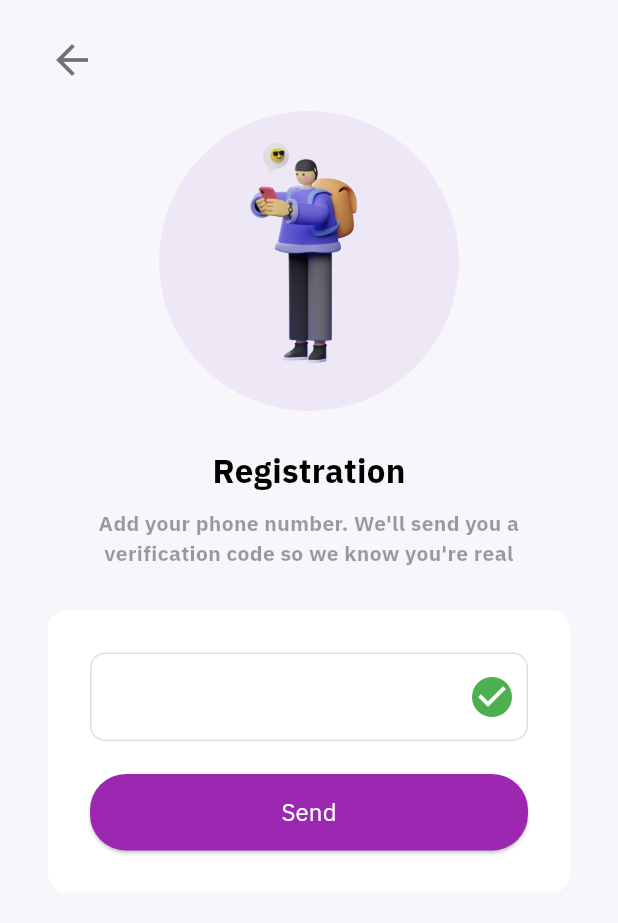
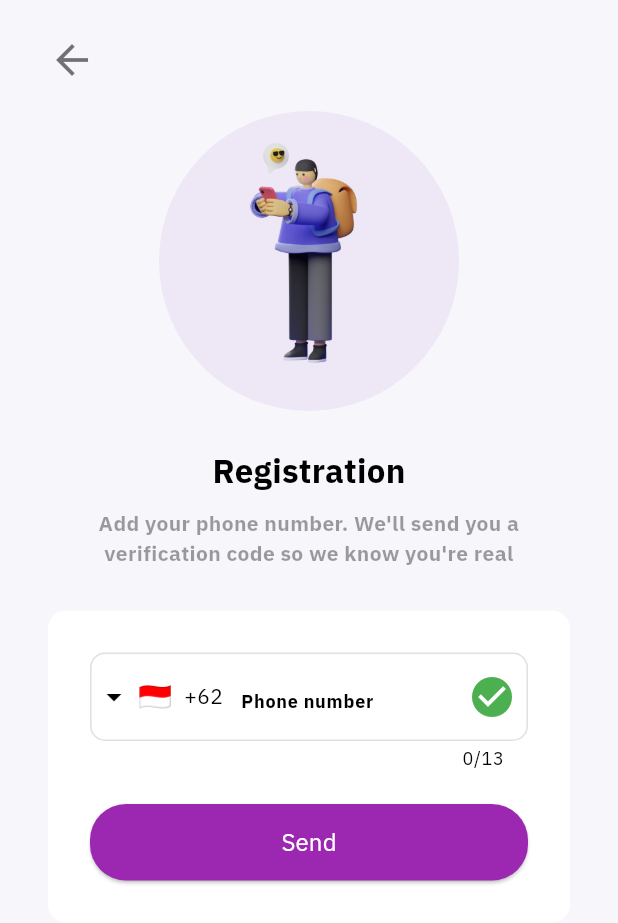
Before and after one commit to rebhyy/Youbloom-Assignement, a Flutter app: the screen it shows after launch, after a tap on "Create Account", on a phone screen of 412 x 824 dp. Shown: the top 923 px of the screen. Run offline on Flutter 3.47's test engine with Material 3 defaults, Android fonts, the phone set to English and light mode, and no system bars; drawn by our look-alikes of intl_phone_field, oktoast; our stand-ins replace auto_route, dio, equatable, floor, flutter_bloc, flutter_keyboard_visibility and 4 more; missing offline and left inert: awesome_dio_interceptor; accounts and stored records are empty; generated files the repository leaves out were written again; statements that could not run were skipped.

Commit message:
Phone Validation Complete ✅

```diff
--- a/lib/src/presentation/views/login_page.dart
+++ b/lib/src/presentation/views/login_page.dart
@@ -13,26 +13,26 @@ class _LoginPageState extends State<LoginPage> {
   Widget build(BuildContext context) {
     return Scaffold(
       resizeToAvoidBottomInset: false,
-      backgroundColor: Color(0xfff7f6fb),
+      backgroundColor: const Color(0xfff7f6fb),
       body: SafeArea(
         child: Padding(
-          padding: EdgeInsets.symmetric(vertical: 24, horizontal: 32),
+          padding: const EdgeInsets.symmetric(vertical: 24, horizontal: 32),
           child: Column(
             children: [
               Image.asset(
                 'assets/images/illustration-1.png',
                 width: 240,
               ),
-              SizedBox(height: 18),
-              Text(
+              const SizedBox(height: 18),
+              const Text(
                 "Let's get started",
-                style: TextStyle(
+                style: const TextStyle(
                   fontSize: 22,
                   fontWeight: FontWeight.bold,
                 ),
               ),
-              SizedBox(height: 10),
-              Text(
+              const SizedBox(height: 10),
+              const Text(
                 "Never a better time than now to start.",
                 style: TextStyle(
                   fontSize: 14,
@@ -41,27 +41,27 @@ class _LoginPageState extends State<LoginPage> {
                 ),
                 textAlign: TextAlign.center,
               ),
-              SizedBox(height: 38),
+              const SizedBox(height: 38),
               SizedBox(
                 width: double.infinity,
                 child: ElevatedButton(
                   onPressed: () {
                     Navigator.of(context).push(
-                      MaterialPageRoute(builder: (context) => Register()),
+                      MaterialPageRoute(builder: (context) => const Register()),
                     );
                   },
                   style: ButtonStyle(
                     foregroundColor:
-                        MaterialStateProperty.all<Color>(Colors.white),
+                        WidgetStateProperty.all<Color>(Colors.white),
                     backgroundColor:
-                        MaterialStateProperty.all<Color>(Colors.purple),
-                    shape: MaterialStateProperty.all<RoundedRectangleBorder>(
+                        WidgetStateProperty.all<Color>(Colors.purple),
+                    shape: WidgetStateProperty.all<RoundedRectangleBorder>(
                       RoundedRectangleBorder(
                         borderRadius: BorderRadius.circular(24.0),
                       ),
                     ),
                   ),
-                  child: Padding(
+                  child: const Padding(
                     padding: EdgeInsets.all(14.0),
                     child: Text(
                       'Create Account',
@@ -70,7 +70,7 @@ class _LoginPageState extends State<LoginPage> {
                   ),
                 ),
               ),
-              SizedBox(height: 22),
+              const SizedBox(height: 22),
               SizedBox(
                 width: double.infinity,
                 child: ElevatedButton(
@@ -79,16 +79,16 @@ class _LoginPageState extends State<LoginPage> {
                   },
                   style: ButtonStyle(
                     foregroundColor:
-                        MaterialStateProperty.all<Color>(Colors.purple),
+                        WidgetStateProperty.all<Color>(Colors.purple),
                     backgroundColor:
-                        MaterialStateProperty.all<Color>(Colors.white),
-                    shape: MaterialStateProperty.all<RoundedRectangleBorder>(
+                        WidgetStateProperty.all<Color>(Colors.white),
+                    shape: WidgetStateProperty.all<RoundedRectangleBorder>(
                       RoundedRectangleBorder(
                         borderRadius: BorderRadius.circular(24.0),
                       ),
                     ),
                   ),
-                  child: Padding(
+                  child: const Padding(
                     padding: EdgeInsets.all(14.0),
                     child: Text(
                       'Login',
--- a/lib/src/presentation/views/main_page.dart
+++ b/lib/src/presentation/views/main_page.dart
@@ -31,7 +31,7 @@ class MainPage extends StatelessWidget {
                         title: Text(items[index]),
                         onTap: () => context.router.push(
                           DetailPageRoute(
-                              item: items[index]), // Using auto_route
+                              item: items[index]),
                         ),
                       );
                     },
--- a/lib/src/presentation/views/register.dart
+++ b/lib/src/presentation/views/register.dart
@@ -1,6 +1,7 @@
 import 'package:flutter/material.dart';
 import 'otp.dart';
 import 'package:flutter_keyboard_visibility/flutter_keyboard_visibility.dart';
+import 'package:intl_phone_field/intl_phone_field.dart';
 
 class Register extends StatefulWidget {
   const Register({Key? key}) : super(key: key);
@@ -10,11 +11,31 @@ class Register extends StatefulWidget {
 }
 
 class _RegisterState extends State<Register> {
+  final _phoneController = TextEditingController();
+  final _formKey = GlobalKey<FormState>();
+
+  @override
+  void dispose() {
+    _phoneController.dispose();
+    super.dispose();
+  }
+
+  String? _validatePhoneNumber(String value) {
+    if (value.isEmpty) {
+      return 'Phone number is required';
+    }
+    final phoneRegex = RegExp(r'^[0-9]{8,12}$');
+    if (!phoneRegex.hasMatch(value)) {
+      return 'Enter a valid phone number (8 to 12 digits)';
+    }
+    return null;
+  }
+
   @override
   Widget build(BuildContext context) {
     return Scaffold(
       resizeToAvoidBottomInset: true,
-      backgroundColor: Color(0xfff7f6fb),
+      backgroundColor: const Color(0xfff7f6fb),
       body: SafeArea(
         child: KeyboardVisibilityBuilder(
           builder: (context, isKeyboardVisible) {
@@ -27,18 +48,20 @@ class _RegisterState extends State<Register> {
                     ? MediaQuery.of(context).viewInsets.bottom
                     : 24,
               ),
+              child: Form(
+                key: _formKey,
                 child: Column(
                   crossAxisAlignment: CrossAxisAlignment.start,
                   children: [
                     GestureDetector(
                       onTap: () => Navigator.pop(context),
-                    child: Icon(
+                      child: const Icon(
                         Icons.arrow_back,
                         size: 32,
                         color: Colors.black54,
                       ),
                     ),
-                  SizedBox(height: 18),
+                    const SizedBox(height: 18),
                     Center(
                       child: Container(
                         width: 200,
@@ -50,8 +73,8 @@ class _RegisterState extends State<Register> {
                         child: Image.asset('assets/images/illustration-2.png'),
                       ),
                     ),
-                  SizedBox(height: 24),
-                  Center(
+                    const SizedBox(height: 24),
+                    const Center(
                       child: Text(
                         'Registration',
                         style: TextStyle(
@@ -60,8 +83,8 @@ class _RegisterState extends State<Register> {
                         ),
                       ),
                     ),
-                  SizedBox(height: 10),
-                  Center(
+                    const SizedBox(height: 10),
+                    const Center(
                       child: Text(
                         "Add your phone number. We'll send you a verification code so we know you're real",
                         style: TextStyle(
@@ -72,69 +95,76 @@ class _RegisterState extends State<Register> {
                         textAlign: TextAlign.center,
                       ),
                     ),
-                  SizedBox(height: 28),
+                    const SizedBox(height: 28),
                     Container(
-                    padding: EdgeInsets.all(28),
+                      padding: const EdgeInsets.all(28),
                       decoration: BoxDecoration(
                         color: Colors.white,
                         borderRadius: BorderRadius.circular(12),
                       ),
                       child: Column(
                         children: [
-                        TextFormField(
-                          keyboardType: TextInputType.number,
-                          style: TextStyle(
-                            fontSize: 18,
-                            fontWeight: FontWeight.bold,
-                          ),
+                          IntlPhoneField(
+                            controller: _phoneController,
                             decoration: InputDecoration(
                               enabledBorder: OutlineInputBorder(
-                              borderSide: BorderSide(color: Colors.black12),
+                                borderSide:
+                                    const BorderSide(color: Colors.black12),
                                 borderRadius: BorderRadius.circular(10),
                               ),
                               focusedBorder: OutlineInputBorder(
-                              borderSide: BorderSide(color: Colors.black12),
+                                borderSide:
+                                    const BorderSide(color: Colors.black12),
                                 borderRadius: BorderRadius.circular(10),
                               ),
-                            prefix: Padding(
-                              padding: EdgeInsets.symmetric(horizontal: 8),
-                              child: Text(
-                                '(+62)',
-                                style: TextStyle(
-                                  fontSize: 18,
-                                  fontWeight: FontWeight.bold,
-                                ),
-                              ),
-                            ),
-                            suffixIcon: Icon(
+                              suffixIcon: const Icon(
                                 Icons.check_circle,
                                 color: Colors.green,
                                 size: 32,
                               ),
+                              hintText: 'Phone number',
+                              hintStyle: const TextStyle(
+                                fontSize: 12,
+                                fontWeight: FontWeight.bold,
                               ),
                             ),
-                        SizedBox(height: 22),
+                            initialCountryCode:
+                                'ID', // Initial country code; adjust as needed
+                            style: const TextStyle(
+                              fontSize: 18,
+                              fontWeight: FontWeight.bold,
+                            ),
+                            onChanged: (phone) {
+                              print(phone.completeNumber);
+                            },
+                            validator: (value) =>
+                                _validatePhoneNumber(value! as String),
+                          ),
+                          const SizedBox(height: 22),
                           SizedBox(
                             width: double.infinity,
                             child: ElevatedButton(
                               onPressed: () {
+                                if (_formKey.currentState!.validate()) {
                                   Navigator.of(context).push(
-                                MaterialPageRoute(builder: (context) => Otp()),
+                                    MaterialPageRoute(
+                                        builder: (context) => const Otp()),
                                   );
+                                }
                               },
                               style: ButtonStyle(
-                              foregroundColor: MaterialStateProperty.all<Color>(
+                                foregroundColor: WidgetStateProperty.all<Color>(
                                     Colors.white),
-                              backgroundColor: MaterialStateProperty.all<Color>(
+                                backgroundColor: WidgetStateProperty.all<Color>(
                                     Colors.purple),
-                              shape: MaterialStateProperty.all<
+                                shape: WidgetStateProperty.all<
                                     RoundedRectangleBorder>(
                                   RoundedRectangleBorder(
                                     borderRadius: BorderRadius.circular(24.0),
                                   ),
                                 ),
                               ),
-                            child: Padding(
+                              child: const Padding(
                                 padding: EdgeInsets.all(14.0),
                                 child: Text(
                                   'Send',
@@ -148,6 +178,7 @@ class _RegisterState extends State<Register> {
                     ),
                   ],
                 ),
+              ),
             );
           },
         ),
--- a/pubspec.yaml
+++ b/pubspec.yaml
@@ -31,6 +31,7 @@ dependencies:
   auto_route: ^5.0.4
   rename_app: ^1.6.1
   flutter_keyboard_visibility: ^6.0.0
+  intl_phone_field: ^3.2.0
 
 dev_dependencies:
   flutter_test:
```
Also changed, not shown: lib/src/presentation/views/otp.dart (+20 -20 lines), pubspec.lock. Lines whose indentation alone changed are shown as unchanged.
